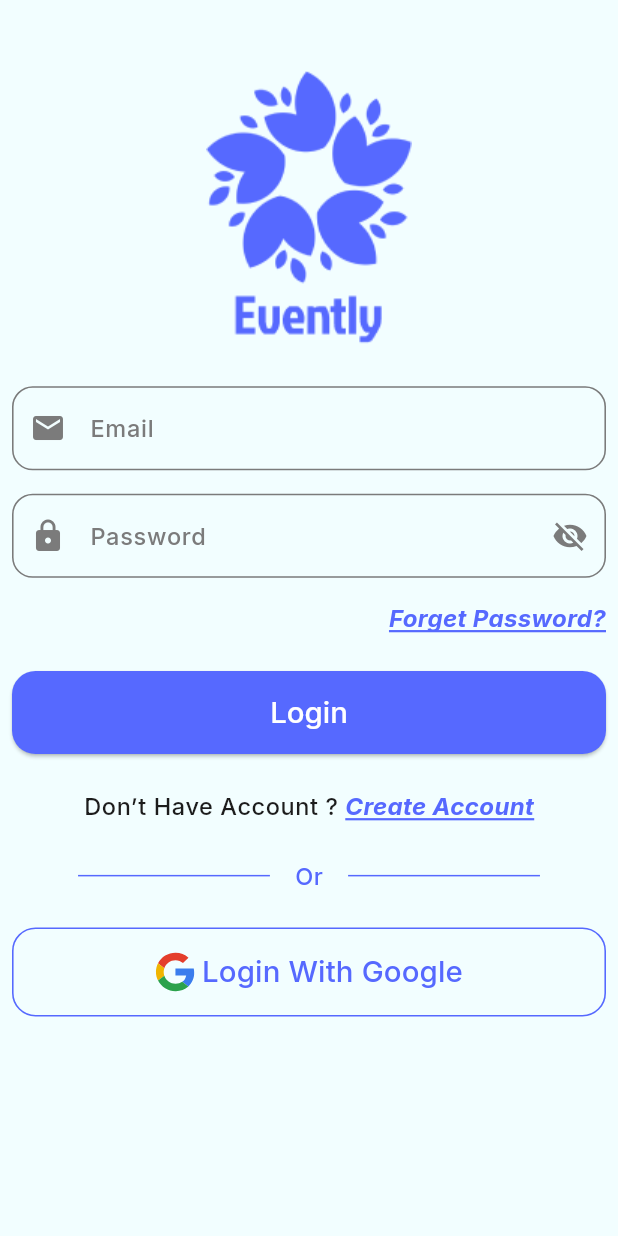
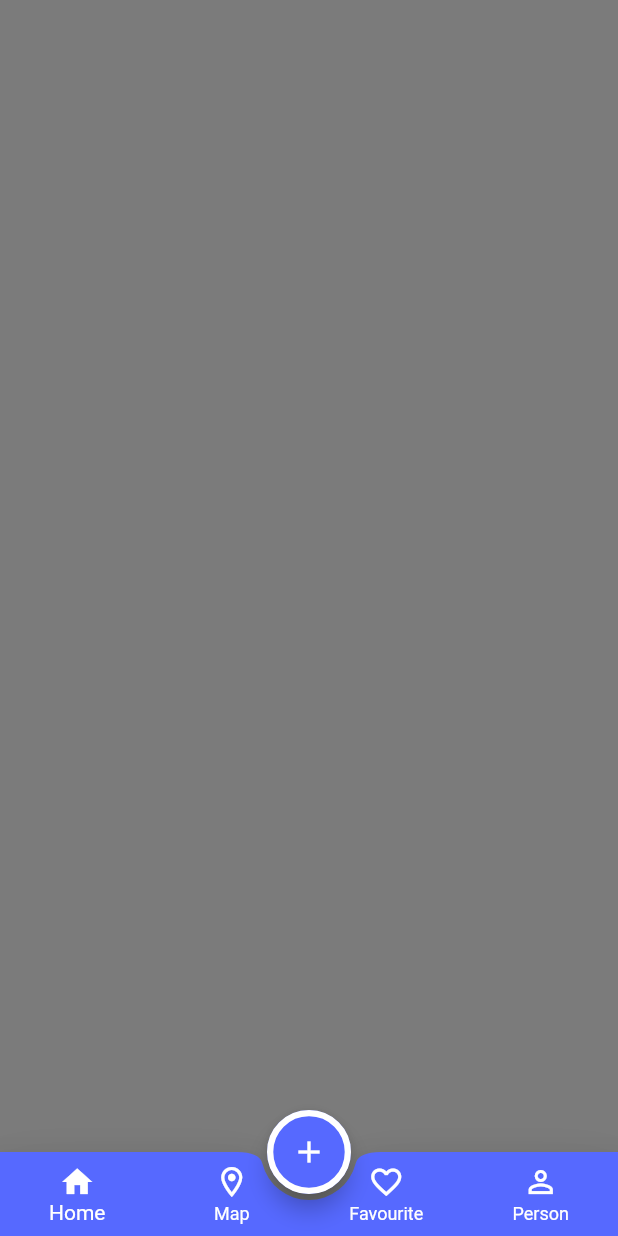
Before and after one commit to menna11420/Evently-App, a Flutter app: the screen it shows after launch, on a phone screen of 412 x 824 dp. Run offline on Flutter 3.47's test engine with Material 3 defaults, Android fonts, the phone set to English and light mode, and no system bars; our stand-ins replace flutter_screenutil, flutter_svg, google_fonts.

Commit message:
add mainLayout screen add home tab add map tab add favourite tab add profile tab

```diff
--- a/lib/config/theme/theme_manager.dart
+++ b/lib/config/theme/theme_manager.dart
@@ -5,6 +5,29 @@ import 'package:google_fonts/google_fonts.dart';
 
 class ThemeManager {
   static final ThemeData light = ThemeData(
+    useMaterial3: false,
+    bottomAppBarTheme: BottomAppBarThemeData(
+      color: ColorsManager.blue,
+      elevation: 16,
+      shape: CircularNotchedRectangle(),
+    ),
+    bottomNavigationBarTheme: BottomNavigationBarThemeData(
+      backgroundColor: Colors.transparent,
+      elevation: 0,
+      type: BottomNavigationBarType.fixed,
+      selectedItemColor: ColorsManager.white,
+      unselectedItemColor: ColorsManager.white,
+    ),
+    floatingActionButtonTheme: FloatingActionButtonThemeData(
+      backgroundColor: ColorsManager.blue,
+      foregroundColor: ColorsManager.white,
+      shape: StadiumBorder(
+          side: BorderSide(
+            color: ColorsManager.white,
+            width: 4.w,
+          )
+      ),
+    ),
     scaffoldBackgroundColor: ColorsManager.whiteBlue,
     inputDecorationTheme: InputDecorationTheme(
       enabledBorder: OutlineInputBorder(
--- a/lib/core/routes_manager/app_routes.dart
+++ b/lib/core/routes_manager/app_routes.dart
@@ -1,7 +1,6 @@
 class AppRoutes{
   static const String login = "/login";
   static const String register = "/register";
-  // static const String splash = "splash";
+  static const String mainLayout = "/mainLayout";
   // static const String onBoarding = "onBoarding";
-  // static const String mainLayout = "mainLayout";
 }
--- a/lib/core/routes_manager/routes_manager.dart
+++ b/lib/core/routes_manager/routes_manager.dart
@@ -1,4 +1,5 @@
 import 'package:evently_app/core/routes_manager/app_routes.dart';
+import 'package:evently_app/features/main_layout/main_layout.dart';
 import 'package:flutter/cupertino.dart';
 import '../../features/authentication/login/login.dart';
 import '../../features/authentication/register/register.dart';
@@ -12,6 +13,9 @@ class RoutesManager{
       case AppRoutes.login:{
         return CupertinoPageRoute(builder: (context) => Login());
       }
+      case AppRoutes.mainLayout:{
+        return CupertinoPageRoute(builder: (context) => MainLayout());
+      }
     }
   }
 }
--- a/lib/features/authentication/login/login.dart
+++ b/lib/features/authentication/login/login.dart
@@ -43,7 +43,7 @@ class _LoginState extends State<Login> {
   @override
   Widget build(BuildContext context) {
     return Scaffold(
-      resizeToAvoidBottomInset: false,
+      resizeToAvoidBottomInset: true,
       body: SingleChildScrollView(
         child: Padding(
           padding: EdgeInsets.only(
--- a/lib/features/authentication/register/register.dart
+++ b/lib/features/authentication/register/register.dart
@@ -46,7 +46,7 @@ class _RegisterState extends State<Register> {
   @override
   Widget build(BuildContext context) {
     return Scaffold(
-      resizeToAvoidBottomInset: false,
+      resizeToAvoidBottomInset: true,
       body: Padding(
         padding: REdgeInsets.only(
           left: 8,
--- /dev/null
+++ b/lib/features/main_layout/favourite/favourite_tab.dart
@@ -0,0 +1,13 @@
+import 'package:evently_app/core/resources/colors_manager.dart';
+import 'package:flutter/material.dart';
+
+class FavouriteTab extends StatelessWidget {
+  const FavouriteTab({super.key});
+
+  @override
+  Widget build(BuildContext context) {
+    return Scaffold(
+      backgroundColor: ColorsManager.red,
+    );
+  }
+}
--- /dev/null
+++ b/lib/features/main_layout/home/home_tab.dart
@@ -0,0 +1,13 @@
+import 'package:evently_app/core/resources/colors_manager.dart';
+import 'package:flutter/material.dart';
+
+class HomeTab extends StatelessWidget {
+  const HomeTab({super.key});
+
+  @override
+  Widget build(BuildContext context) {
+    return Scaffold(
+      backgroundColor: ColorsManager.gray,
+    );;
+  }
+}
--- /dev/null
+++ b/lib/features/main_layout/main_layout.dart
@@ -0,0 +1,64 @@
+import 'package:evently_app/core/resources/colors_manager.dart';
+import 'package:evently_app/features/main_layout/favourite/favourite_tab.dart';
+import 'package:evently_app/features/main_layout/home/home_tab.dart';
+import 'package:evently_app/features/main_layout/map/map_tab.dart';
+import 'package:evently_app/features/main_layout/profile/profile_tab.dart';
+import 'package:flutter/material.dart';
+import 'package:flutter_screenutil/flutter_screenutil.dart';
+
+class MainLayout extends StatefulWidget {
+  const MainLayout({super.key});
+
+  @override
+  State<MainLayout> createState() => _MainLayoutState();
+}
+
+class _MainLayoutState extends State<MainLayout> {
+  List<Widget> tabs = [
+    HomeTab(),
+    MapTab(),
+    FavouriteTab(),
+    ProfileTab()
+  ];
+  int selectedIndex = 0;
+
+  @override
+  Widget build(BuildContext context) {
+    return Scaffold(
+      extendBody: true,
+      body: tabs[selectedIndex],
+      floatingActionButtonLocation: FloatingActionButtonLocation.centerDocked,
+      floatingActionButton: _buildFloatingActionButton(),
+      bottomNavigationBar: _buildBottomAppBar(),
+    );
+  }
+
+  FloatingActionButton _buildFloatingActionButton(){
+    return FloatingActionButton(
+      onPressed: (){},
+      child: Icon(Icons.add),
+    );
+  }
+
+  BottomAppBar _buildBottomAppBar(){
+    return BottomAppBar(
+      notchMargin: 4,
+      child: BottomNavigationBar(
+          currentIndex: selectedIndex,
+          onTap: _onTab,
+          items: [
+            BottomNavigationBarItem(icon: Icon(selectedIndex == 0 ? Icons.home : Icons.home_outlined),label: "Home"),
+            BottomNavigationBarItem(icon: Icon(selectedIndex == 1 ? Icons.location_on : Icons.location_on_outlined),label: "Map"),
+            BottomNavigationBarItem(icon: Icon(selectedIndex == 2 ? Icons.favorite : Icons.favorite_border_outlined),label: "Favourite"),
+            BottomNavigationBarItem(icon: Icon(selectedIndex == 3 ? Icons.person : Icons.person_outline),label: "Person"),
+          ]
+      ),
+    );
+  }
+
+  void _onTab(int newIndex){
+    setState(() {
+      selectedIndex = newIndex;
+    });
+  }
+}
--- /dev/null
+++ b/lib/features/main_layout/map/map_tab.dart
@@ -0,0 +1,13 @@
+import 'package:evently_app/core/resources/colors_manager.dart';
+import 'package:flutter/material.dart';
+
+class MapTab extends StatelessWidget {
+  const MapTab({super.key});
+
+  @override
+  Widget build(BuildContext context) {
+    return Scaffold(
+      backgroundColor: ColorsManager.black1C,
+    );
+  }
+}
--- /dev/null
+++ b/lib/features/main_layout/profile/profile_tab.dart
@@ -0,0 +1,13 @@
+import 'package:evently_app/core/resources/colors_manager.dart';
+import 'package:flutter/material.dart';
+
+class ProfileTab extends StatelessWidget {
+  const ProfileTab({super.key});
+
+  @override
+  Widget build(BuildContext context) {
+    return Scaffold(
+      backgroundColor: ColorsManager.black,
+    );
+  }
+}
--- a/lib/main.dart
+++ b/lib/main.dart
@@ -21,7 +21,7 @@ class EventlyApp extends StatelessWidget {
         builder: (context, child) => MaterialApp(
           debugShowCheckedModeBanner: false,
           onGenerateRoute: RoutesManager.router,
-          initialRoute: AppRoutes.login,
+          initialRoute: AppRoutes.mainLayout,
           theme: ThemeManager.light,
           darkTheme: ThemeManager.dark,
           locale: Locale("en"),
```
